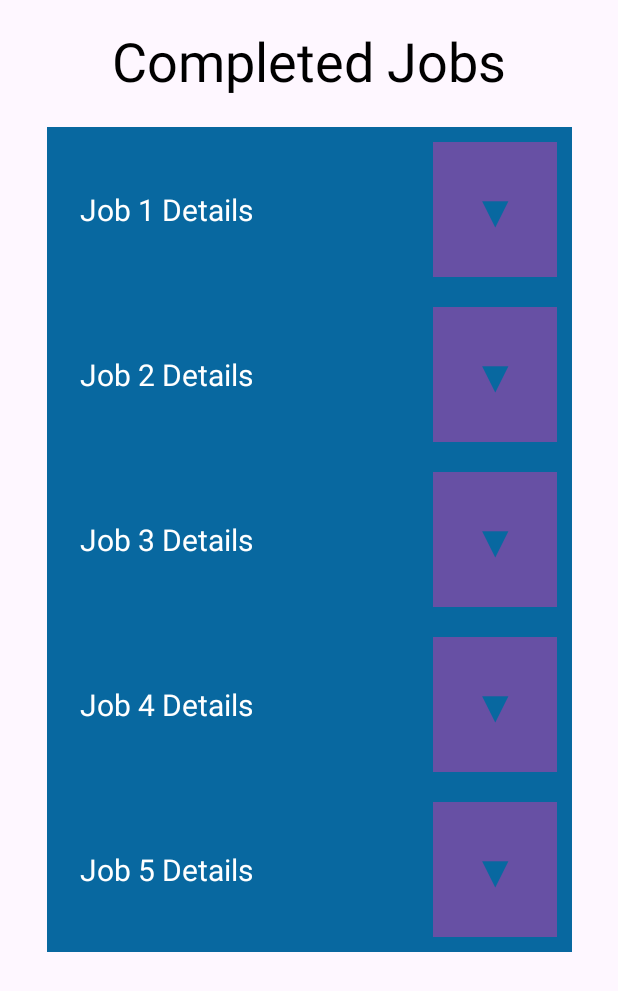
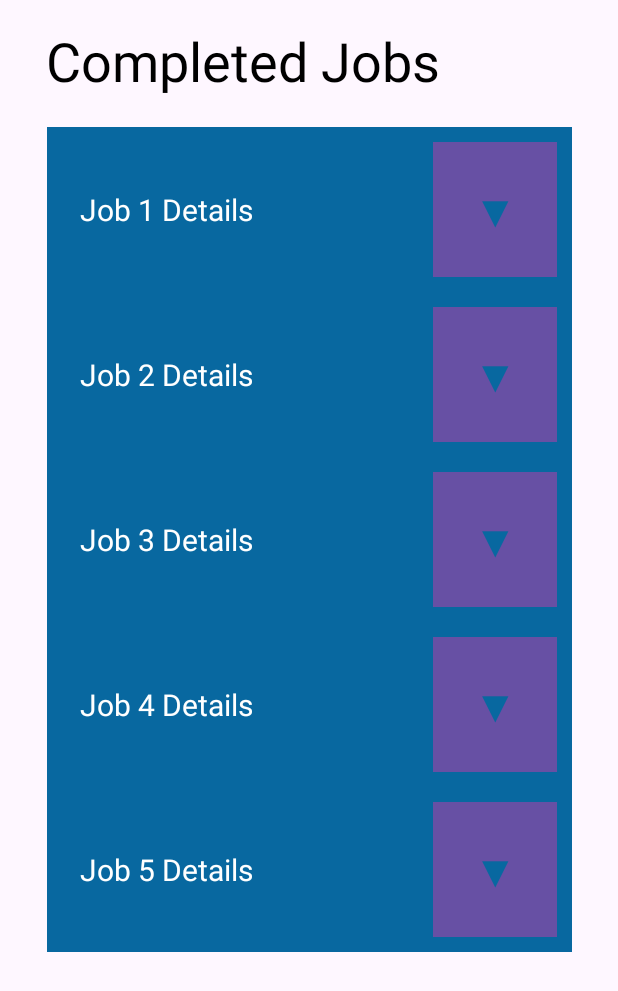
Before and after one commit to GarrettVosecky/Hackstreet-Boys, an Android app: the CompletedJobsPage screen opened directly, with no data from a screen before it, on a phone screen of 412 x 824 dp. Shown: the top 991 px of the screen. Run offline under Robolectric (Android 15) with nearby library versions, the phone set to English and light mode, and no system bars.

Commit message:
completed jobs implemented

```diff
--- a/app/src/main/res/layout/activity_completed_jobs_page.xml
+++ b/app/src/main/res/layout/activity_completed_jobs_page.xml
@@ -8,19 +8,21 @@
     tools:context=".CompletedJobsPage">
 
     <!-- Title -->
+
+    <!-- Jobs Container -->
     <TextView
         android:id="@+id/textView"
         android:layout_width="wrap_content"
         android:layout_height="wrap_content"
+        android:layout_marginTop="16dp"
         android:text="Completed Jobs"
         android:textColor="#000000"
         android:textSize="36sp"
-        app:layout_constraintTop_toTopOf="parent"
+        app:layout_constraintEnd_toEndOf="parent"
+        app:layout_constraintHorizontal_bias="0.204"
         app:layout_constraintStart_toStartOf="parent"
-        app:layout_constraintEnd_toEndOf="parent"
-        android:layout_marginTop="16dp"/>
+        app:layout_constraintTop_toTopOf="parent" />
 
-    <!-- Jobs Container -->
     <LinearLayout
         android:id="@+id/jobsContainer"
         android:layout_width="350dp"
```
